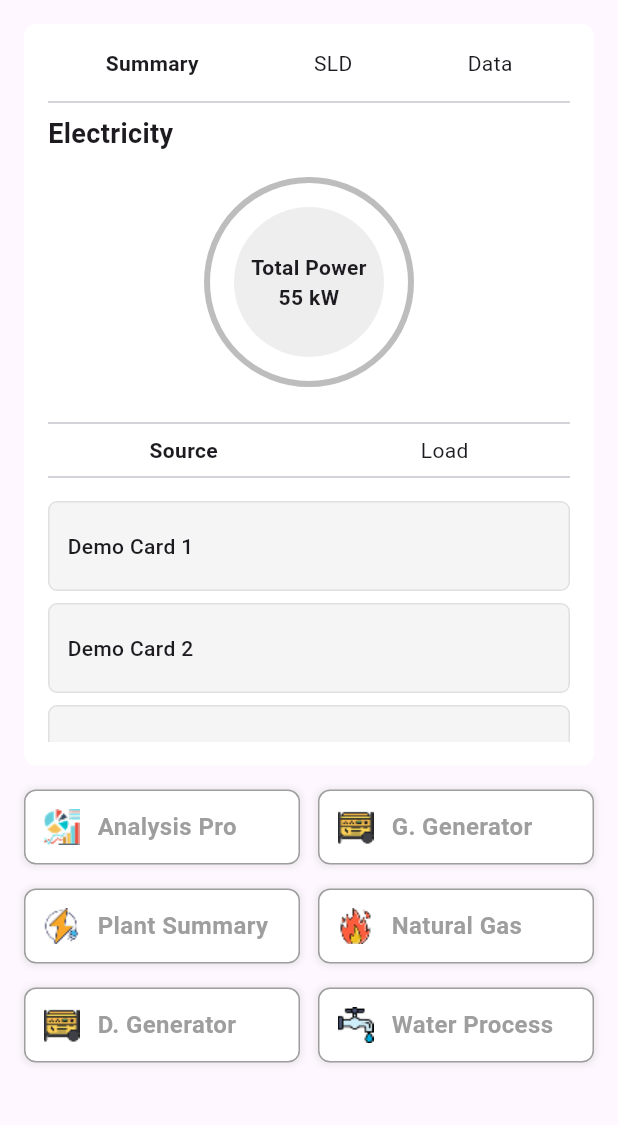
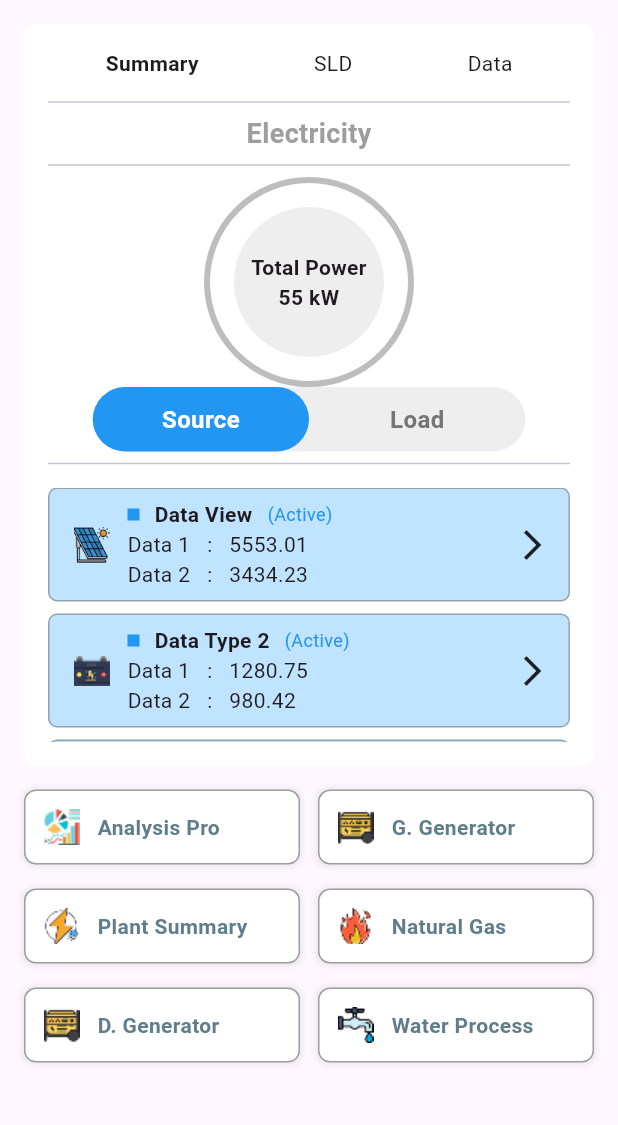
Before and after one commit to kbone1997/scuba_task_app, a Flutter app: the HomePage screen opened by its route, on a phone screen of 412 x 824 dp, the part 84-1209 px from its top. Run offline on Flutter 3.47's test engine with Material 3 defaults, Android fonts, the phone set to English and light mode, and no system bars; our stand-ins replace flutter_svg.

Commit message:
working on home page

```diff
--- a/lib/widgets/custom_card_widget.dart
+++ b/lib/widgets/custom_card_widget.dart
@@ -58,8 +58,8 @@ class CustomCardWidget extends StatelessWidget {
               child: Text(
                 text,
                 style: const TextStyle(
-                  color: Colors.grey,
-                  fontSize: 16,
+                  color: Colors.blueGrey,
+                  fontSize: 14,
                   fontWeight: FontWeight.w700,
                 ),
                 overflow: TextOverflow.ellipsis,
--- /dev/null
+++ b/lib/widgets/data_widget.dart
@@ -0,0 +1,89 @@
+import 'package:flutter/material.dart';
+
+class DataCard extends StatelessWidget {
+  final VoidCallback onTap;
+  final Image image;
+  final String title;
+  final bool activeStatus;
+  final double data1;
+  final double data2;
+  final int index;
+
+  const DataCard({
+    super.key,
+    required this.index,
+    required this.onTap,
+    required this.activeStatus,
+    required this.data1,
+    required this.data2,
+    required this.image,
+    required this.title,
+  });
+
+  @override
+  Widget build(BuildContext context) {
+    return GestureDetector(
+      onTap: index == 0 ? onTap : () {},
+      child: Container(
+        height: 76,
+        margin: const EdgeInsets.only(bottom: 8),
+        padding: const EdgeInsets.symmetric(horizontal: 12),
+        decoration: BoxDecoration(
+          color: const Color.fromARGB(255, 192, 227, 255),
+          borderRadius: BorderRadius.circular(6),
+          border: Border.all(color: Colors.blueGrey.shade300, width: 1),
+        ),
+        child: Row(
+          mainAxisAlignment: MainAxisAlignment.center,
+          children: [
+            Padding(padding: EdgeInsets.fromLTRB(4, 12, 12, 12), child: image),
+            Column(
+              crossAxisAlignment: CrossAxisAlignment.start,
+              mainAxisAlignment: MainAxisAlignment.center,
+              children: [
+                Row(
+                  mainAxisAlignment: MainAxisAlignment.center,
+                  children: [
+                    Container(
+                      width: 8,
+                      height: 8,
+                      decoration: BoxDecoration(
+                        color: Colors.blue,
+                        shape: BoxShape.rectangle,
+                      ),
+                    ),
+                    SizedBox(width: 10),
+                    Text(
+                      title,
+                      style: TextStyle(
+                        fontWeight: FontWeight.bold,
+                        fontSize: 14,
+                      ),
+                    ),
+                    SizedBox(width: 10),
+                    Text(
+                      activeStatus ? '(Active)' : '(Inactive)',
+                      style: TextStyle(
+                        fontSize: 12,
+                        color: activeStatus ? Colors.blue : Colors.red,
+                      ),
+                    ),
+                  ],
+                ),
+                if (index == 3) ...[
+                  Text('Live Power   :   $data1'),
+                  Text('Total Energy :   $data2'),
+                ] else ...[
+                  Text('Data 1   :   $data1'),
+                  Text('Data 2   :   $data2'),
+                ],
+              ],
+            ),
+            const Spacer(),
+            Icon(Icons.arrow_forward_ios_sharp),
+          ],
+        ),
+      ),
+    );
+  }
+}
--- a/lib/widgets/electricity_widget.dart
+++ b/lib/widgets/electricity_widget.dart
@@ -1,5 +1,7 @@
 import 'package:flutter/material.dart';
 import 'package:scube_task_app/electricity_dashboard_part.dart';
+import 'package:scube_task_app/widgets/data_widget.dart';
+import 'package:scube_task_app/widgets/source_load_widget.dart';
 
 class ElectricityWidget extends StatelessWidget {
   const ElectricityWidget({super.key});
@@ -7,6 +9,36 @@ class ElectricityWidget extends StatelessWidget {
   @override
   Widget build(BuildContext context) {
     final height = MediaQuery.of(context).size.height * 0.6;
+    final List<Map<String, dynamic>> dataCardsValues = [
+      {
+        "activeStatus": true,
+        "data1": 5553.01,
+        "data2": 3434.23,
+        "image": "assets/images/solar-cell.png",
+        "title": "Data View",
+      },
+      {
+        "activeStatus": true,
+        "data1": 1280.75,
+        "data2": 980.42,
+        "image": "assets/images/battery.png",
+        "title": "Data Type 2",
+      },
+      {
+        "activeStatus": false,
+        "data1": 845.24,
+        "data2": 620.16,
+        "image": "assets/images/power.png",
+        "title": "Data Type 3",
+      },
+      {
+        "activeStatus": true,
+        "data1": 2300.05,
+        "data2": 1900.55,
+        "image": "assets/images/solar-cell.png",
+        "title": "Total Solar",
+      },
+    ];
 
     return Container(
       height: height,
@@ -33,12 +65,17 @@ class ElectricityWidget extends StatelessWidget {
           const Divider(thickness: 1),
 
           /// Title
-          const Text(
+          Center(
+            child: const Text(
               'Electricity',
-            style: TextStyle(fontSize: 18, fontWeight: FontWeight.bold),
+              style: TextStyle(
+                fontSize: 18,
+                fontWeight: FontWeight.bold,
+                color: Colors.grey,
               ),
-
-          const SizedBox(height: 16),
+            ),
+          ),
+          Divider(thickness: 1),
 
           /// Circle Indicator
           Center(
@@ -69,27 +106,21 @@ class ElectricityWidget extends StatelessWidget {
             ),
           ),
 
-          const SizedBox(height: 16),
-          const Divider(thickness: 1),
-
           /// Source / Load
-          Row(
-            mainAxisAlignment: MainAxisAlignment.spaceAround,
-            children: const [
-              Text('Source', style: TextStyle(fontWeight: FontWeight.w600)),
-              Text('Load'),
-            ],
-          ),
+          SourceLoadToggle(),
 
           const Divider(thickness: 1),
           const SizedBox(height: 8),
 
           /// Scrollable Demo Cards
           Expanded(
+            child: Scrollbar(
               child: ListView.builder(
-              itemCount: 10,
+                itemCount: 4,
                 itemBuilder: (context, index) {
-                return GestureDetector(
+                  final card = dataCardsValues[index];
+                  return DataCard(
+                    index: index,
                     onTap: () {
                       Navigator.push(
                         context,
@@ -98,23 +129,14 @@ class ElectricityWidget extends StatelessWidget {
                         ),
                       );
                     },
-                  child: Container(
-                    height: 60,
-                    margin: const EdgeInsets.only(bottom: 8),
-                    padding: const EdgeInsets.symmetric(horizontal: 12),
-                    decoration: BoxDecoration(
-                      color: Colors.grey.shade100,
-                      borderRadius: BorderRadius.circular(6),
-                      border: Border.all(color: Colors.grey.shade300),
-                    ),
-                    alignment: Alignment.centerLeft,
-                    child: Text(
-                      'Demo Card ${index + 1}',
-                      style: const TextStyle(fontWeight: FontWeight.w500),
-                    ),
-                  ),
+                    activeStatus: card['activeStatus'],
+                    data1: card['data1'],
+                    data2: card['data2'],
+                    image: Image.asset(card['image'], width: 24, height: 24),
+                    title: card['title'],
                   );
                 },
+              ),
             ),
           ),
         ],
--- /dev/null
+++ b/lib/widgets/source_load_widget.dart
@@ -0,0 +1,54 @@
+import 'package:flutter/material.dart';
+
+class SourceLoadToggle extends StatefulWidget {
+  const SourceLoadToggle({super.key});
+
+  @override
+  State<SourceLoadToggle> createState() => _SourceLoadToggleState();
+}
+
+class _SourceLoadToggleState extends State<SourceLoadToggle> {
+  int selectedIndex = 0; // 0 = Source, 1 = Load
+
+  @override
+  Widget build(BuildContext context) {
+    return Center(
+      child: Container(
+        width: MediaQuery.of(context).size.width * 0.7,
+        decoration: BoxDecoration(
+          color: Colors.grey.shade200,
+          borderRadius: BorderRadius.circular(999),
+        ),
+        child: Row(children: [_buildItem('Source', 0), _buildItem('Load', 1)]),
+      ),
+    );
+  }
+
+  Widget _buildItem(String title, int index) {
+    final bool isSelected = selectedIndex == index;
+
+    return Expanded(
+      child: GestureDetector(
+        onTap: () {
+          setState(() => selectedIndex = index);
+        },
+        child: Container(
+          padding: const EdgeInsets.symmetric(vertical: 10),
+          decoration: BoxDecoration(
+            color: isSelected ? Colors.blue : Colors.transparent,
+            borderRadius: BorderRadius.circular(999),
+          ),
+          alignment: Alignment.center,
+          child: Text(
+            title,
+            style: TextStyle(
+              fontSize: 16,
+              fontWeight: FontWeight.w600,
+              color: isSelected ? Colors.white : Colors.grey.shade600,
+            ),
+          ),
+        ),
+      ),
+    );
+  }
+}
```
Also changed, not shown: lib/electricity_dashboard_part.dart (+23 -15 lines), lib/widgets/energy_chart_widget.dart (added, +159 -0 lines), assets/images/battery.png (added), assets/images/power.png (added), assets/images/solar-cell.png (added). Lines whose indentation alone changed are shown as unchanged.
